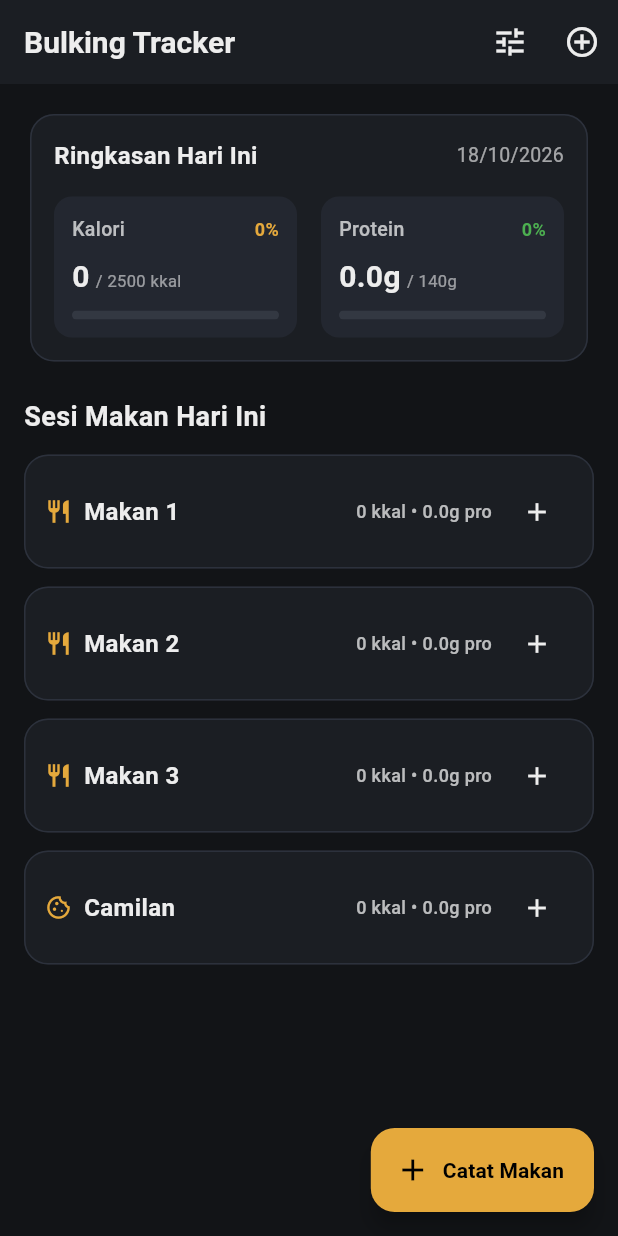
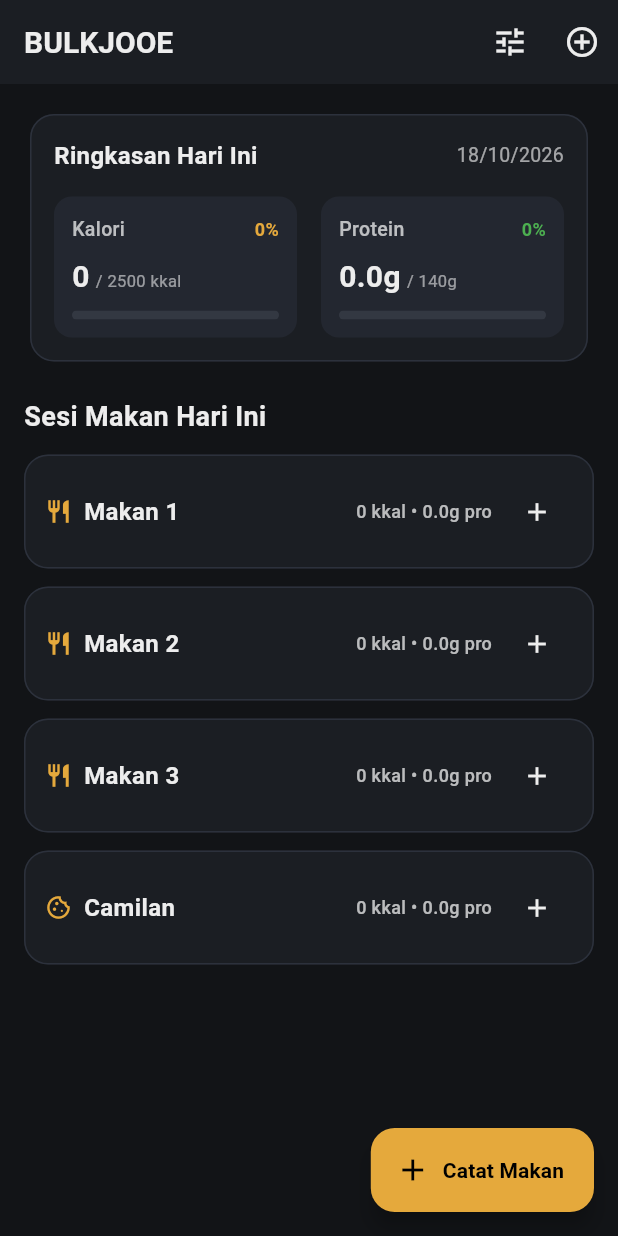
Before and after one commit to jooe6-66/BULKZERO, a Flutter app: the screen it shows after launch, on a phone screen of 412 x 824 dp. Run offline on Flutter 3.47's test engine with Material 3 defaults, Android fonts, the phone set to English and light mode, and no system bars; our stand-ins replace isar; accounts and stored records are empty; generated files the repository leaves out were written again.

Commit message:
chore: rename app to BULKJOOE

```diff
--- a/lib/main.dart
+++ b/lib/main.dart
@@ -15,7 +15,7 @@ class BulkingTrackerApp extends StatelessWidget {
   @override
   Widget build(BuildContext context) {
     return MaterialApp(
-      title: 'Bulking Tracker',
+      title: 'BULKJOOE',
       debugShowCheckedModeBanner: false,
       themeMode: ThemeMode.dark,
       darkTheme: ThemeData(
@@ -181,7 +181,7 @@ class _DashboardScreenState extends State<DashboardScreen> {
     return Scaffold(
       appBar: AppBar(
         title: const Text(
-          'Bulking Tracker',
+          'BULKJOOE',
           style: TextStyle(fontWeight: FontWeight.bold, fontSize: 20),
         ),
         actions: [
```
Also changed, not shown: 2 other files.
